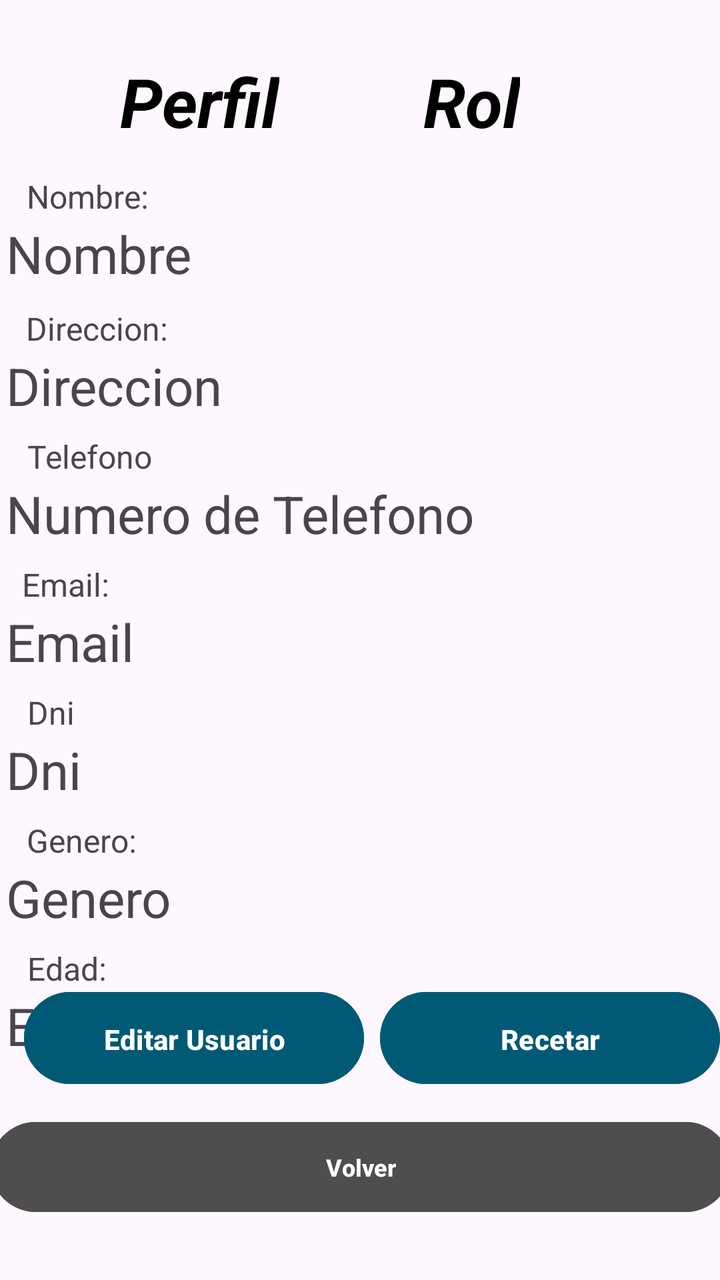
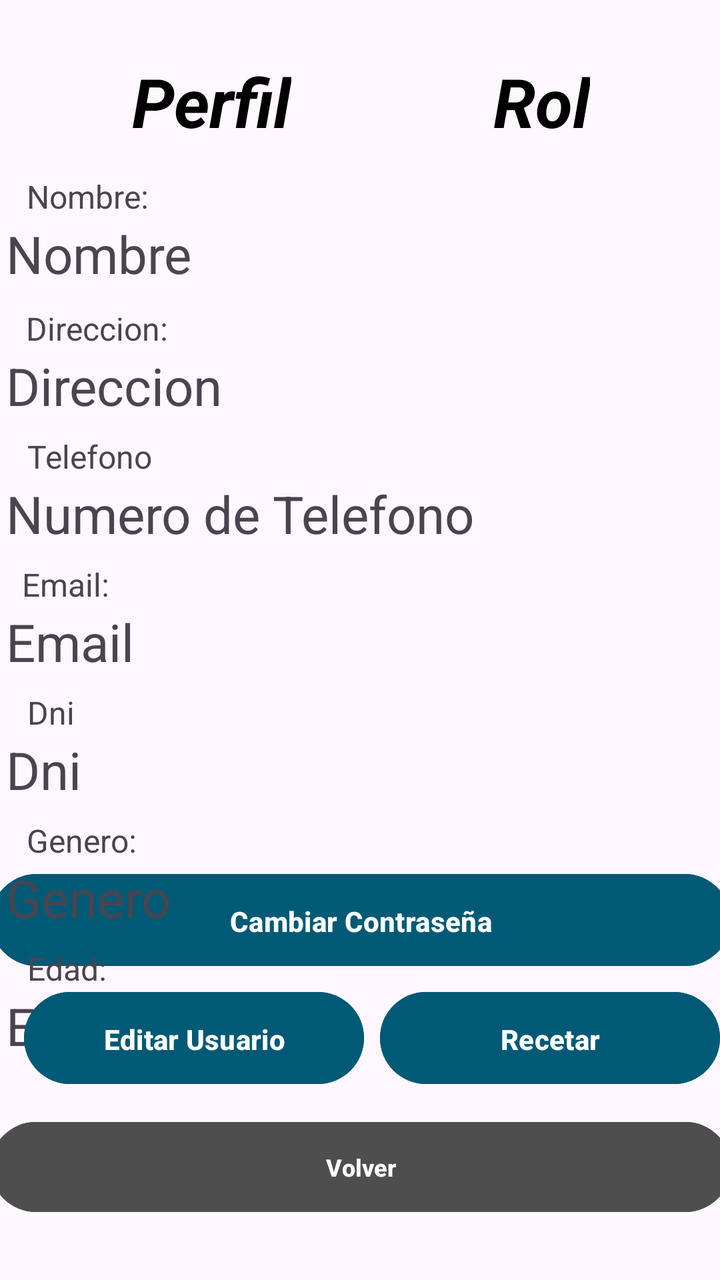

The first picture is an Android layout as it rendered before a commit; the second is the same layout after the commit. The layout source and the unified diff follow.
<!-- AndroidManifest.xml: application theme Theme.MobilesVC -->
<!-- res/layout/user_view.xml -->
<?xml version="1.0" encoding="utf-8"?>
<androidx.constraintlayout.widget.ConstraintLayout xmlns:android="http://schemas.android.com/apk/res/android"
    xmlns:app="http://schemas.android.com/apk/res-auto"
    xmlns:tools="http://schemas.android.com/tools"
    android:layout_width="match_parent"
    android:layout_height="match_parent">

    <androidx.constraintlayout.widget.ConstraintLayout
        android:layout_width="match_parent"
        android:layout_height="match_parent"
        tools:layout_editor_absoluteX="-40dp"
        tools:layout_editor_absoluteY="0dp">

        <Button
            android:id="@+id/vToEditPass"
            android:layout_width="370dp"
            android:layout_height="54dp"
            android:backgroundTint="#015A75"
            android:paddingVertical="14dp"
            android:text="Cambiar Contraseña"
            android:textStyle="bold"
            app:layout_constraintBottom_toTopOf="@+id/vToEditUsuario"
            app:layout_constraintEnd_toEndOf="parent"
            app:layout_constraintStart_toStartOf="parent"
            app:layout_constraintTop_toBottomOf="@+id/vEdad" />

        <TextView
            android:id="@+id/textView70"
            android:layout_width="wrap_content"
            android:layout_height="wrap_content"
            android:layout_marginStart="60dp"
            android:layout_marginTop="28dp"
            android:fontFamily="sans-serif"
            android:text="Perfil"
            android:textColor="#000000"
            android:textSize="34sp"
            android:textStyle="bold|italic"
            app:layout_constraintEnd_toStartOf="@+id/textRol"
            app:layout_constraintHorizontal_bias="0.0"
            app:layout_constraintStart_toStartOf="parent"
            app:layout_constraintTop_toTopOf="parent"
            tools:textSize="26sp" />

        <TextView
            android:id="@+id/vEdad"
            android:layout_width="364dp"
            android:layout_height="50dp"
            android:layout_marginStart="10dp"
            android:layout_marginTop="14dp"
            android:text="Edad"
            android:textSize="26sp"
            app:layout_constraintEnd_toEndOf="parent"
            app:layout_constraintHorizontal_bias="0.5"
            app:layout_constraintStart_toStartOf="parent"
            app:layout_constraintTop_toBottomOf="@+id/vGenero" />

        <TextView
            android:id="@+id/vGenero"
            android:layout_width="364dp"
            android:layout_height="50dp"
            android:layout_marginStart="10dp"
            android:layout_marginTop="14dp"
            android:text="Genero"
            android:textSize="26sp"
            app:layout_constraintEnd_toEndOf="parent"
            app:layout_constraintHorizontal_bias="0.50"
            app:layout_constraintStart_toStartOf="parent"
            app:layout_constraintTop_toBottomOf="@+id/vDni" />

        <TextView
            android:id="@+id/vDni"
            android:layout_width="364dp"
            android:layout_height="50dp"
            android:layout_marginStart="10dp"
            android:layout_marginTop="14dp"
            android:text="Dni"
            android:textSize="26sp"
            app:layout_constraintEnd_toEndOf="parent"
            app:layout_constraintHorizontal_bias="0.50"
            app:layout_constraintStart_toStartOf="parent"
            app:layout_constraintTop_toBottomOf="@+id/vEmail" />

        <TextView
            android:id="@+id/vEmail"
            android:layout_width="364dp"
            android:layout_height="50dp"
            android:layout_marginStart="10dp"
            android:layout_marginTop="14dp"
            android:text="Email"
            android:textSize="26sp"
            app:layout_constraintEnd_toEndOf="parent"
            app:layout_constraintHorizontal_bias="0.50"
            app:layout_constraintStart_toStartOf="parent"
            app:layout_constraintTop_toBottomOf="@+id/vTelefono" />

        <TextView
            android:id="@+id/vTelefono"
            android:layout_width="364dp"
            android:layout_height="50dp"
            android:layout_marginStart="10dp"
            android:layout_marginTop="14dp"
            android:text="Numero de Telefono"
            android:textSize="26sp"
            app:layout_constraintEnd_toEndOf="parent"
            app:layout_constraintHorizontal_bias="0.50"
            app:layout_constraintStart_toStartOf="parent"
            app:layout_constraintTop_toBottomOf="@+id/vDireccion" />

        <TextView
            android:id="@+id/vDireccion"
            android:layout_width="364dp"
            android:layout_height="50dp"
            android:layout_marginStart="10dp"
            android:layout_marginTop="16dp"
            android:text="Direccion"
            android:textSize="26sp"
            app:layout_constraintEnd_toEndOf="parent"
            app:layout_constraintHorizontal_bias="0.50"
            app:layout_constraintStart_toStartOf="parent"
            app:layout_constraintTop_toBottomOf="@+id/vNombre" />

        <Button
            android:id="@+id/vRecetar"
            android:layout_width="170dp"
            android:layout_height="54dp"
            android:layout_marginStart="20dp"
            android:layout_marginEnd="12dp"
            android:layout_marginBottom="11dp"
            android:backgroundTint="#015A75"
            android:paddingVertical="14dp"
            android:text="Recetar"
            android:textStyle="bold"
            app:layout_constraintBottom_toTopOf="@+id/vVolverPerfil"
            app:layout_constraintEnd_toEndOf="parent"
            app:layout_constraintStart_toEndOf="@+id/vToEditUsuario" />

        <Button
            android:id="@+id/vToEditUsuario"
            android:layout_width="170dp"
            android:layout_height="54dp"
            android:layout_marginStart="12dp"
            android:layout_marginBottom="11dp"
            android:backgroundTint="#015A75"
            android:paddingVertical="14dp"
            android:text="Editar Usuario"
            android:textStyle="bold"
            app:layout_constraintBottom_toTopOf="@+id/vVolverPerfil"
            app:layout_constraintStart_toStartOf="parent" />

        <TextView
            android:id="@+id/textRol"
            android:layout_width="wrap_content"
            android:layout_height="wrap_content"
            android:layout_marginTop="28dp"
            android:layout_marginEnd="100dp"
            android:fontFamily="sans-serif"
            android:text="Rol"
            android:textColor="#000000"
            android:textSize="34sp"
            android:textStyle="bold|italic"
            app:layout_constraintEnd_toEndOf="parent"
            app:layout_constraintTop_toTopOf="parent"
            tools:textSize="26sp" />

        <Button
            android:id="@+id/vVolverPerfil"
            android:layout_width="370dp"
            android:layout_height="53dp"
            android:layout_marginHorizontal="24dp"
            android:layout_marginStart="13dp"
            android:layout_marginEnd="13dp"
            android:layout_marginBottom="30dp"
            android:backgroundTint="#4E4E4E"
            android:paddingVertical="10dp"
            android:text="Volver"
            android:textSize="12sp"
            android:textStyle="bold"
            android:visibility="visible"
            app:layout_constraintBottom_toBottomOf="parent"
            app:layout_constraintEnd_toEndOf="parent"
            app:layout_constraintStart_toStartOf="parent" />

        <TextView
            android:id="@+id/vNombre"
            android:layout_width="364dp"
            android:layout_height="50dp"
            android:layout_marginStart="10dp"
            android:layout_marginTop="36dp"
            android:text="Nombre"
            android:textSize="26sp"
            app:layout_constraintEnd_toEndOf="parent"
            app:layout_constraintStart_toStartOf="parent"
            app:layout_constraintTop_toBottomOf="@+id/textRol" />

        <TextView
            android:id="@+id/textView14"
            android:layout_width="65dp"
            android:layout_height="22dp"
            android:text="Nombre:"
            android:textSize="16sp"
            app:layout_constraintBottom_toTopOf="@+id/vNombre"
            app:layout_constraintEnd_toEndOf="parent"
            app:layout_constraintHorizontal_bias="0.045"
            app:layout_constraintStart_toStartOf="parent"
            app:layout_constraintTop_toTopOf="parent"
            app:layout_constraintVertical_bias="1.0" />

        <TextView
            android:id="@+id/textView16"
            android:layout_width="75dp"
            android:layout_height="22dp"
            android:text="Direccion:"
            android:textSize="16sp"
            app:layout_constraintBottom_toTopOf="@+id/vDireccion"
            app:layout_constraintEnd_toEndOf="parent"
            app:layout_constraintHorizontal_bias="0.046"
            app:layout_constraintStart_toStartOf="parent"
            app:layout_constraintTop_toTopOf="parent"
            app:layout_constraintVertical_bias="1.0" />

        <TextView
            android:id="@+id/textView17"
            android:layout_width="66dp"
            android:layout_height="22dp"
            android:text="Telefono:"
            android:textSize="16sp"
            app:layout_constraintBottom_toTopOf="@+id/vTelefono"
            app:layout_constraintEnd_toEndOf="parent"
            app:layout_constraintHorizontal_bias="0.046"
            app:layout_constraintStart_toStartOf="parent"
            app:layout_constraintTop_toTopOf="parent"
            app:layout_constraintVertical_bias="1.0" />

        <TextView
            android:id="@+id/textView18"
            android:layout_width="50dp"
            android:layout_height="22dp"
            android:text="Email:"
            android:textSize="16sp"
            app:layout_constraintBottom_toTopOf="@+id/vEmail"
            app:layout_constraintEnd_toEndOf="parent"
            app:layout_constraintHorizontal_bias="0.036"
            app:layout_constraintStart_toStartOf="parent"
            app:layout_constraintTop_toTopOf="parent"
            app:layout_constraintVertical_bias="1.0" />

        <TextView
            android:id="@+id/textView19"
            android:layout_width="27dp"
            android:layout_height="22dp"
            android:text="Dni:"
            android:textSize="16sp"
            app:layout_constraintBottom_toTopOf="@+id/vDni"
            app:layout_constraintEnd_toEndOf="parent"
            app:layout_constraintHorizontal_bias="0.041"
            app:layout_constraintStart_toStartOf="parent"
            app:layout_constraintTop_toTopOf="parent"
            app:layout_constraintVertical_bias="1.0" />

        <TextView
            android:id="@+id/textView20"
            android:layout_width="55dp"
            android:layout_height="22dp"
            android:text="Genero:"
            android:textSize="16sp"
            app:layout_constraintBottom_toTopOf="@+id/vGenero"
            app:layout_constraintEnd_toEndOf="parent"
            app:layout_constraintHorizontal_bias="0.044"
            app:layout_constraintStart_toStartOf="parent"
            app:layout_constraintTop_toTopOf="parent"
            app:layout_constraintVertical_bias="1.0" />

        <TextView
            android:id="@+id/textView21"
            android:layout_width="40dp"
            android:layout_height="22dp"
            android:text="Edad:"
            android:textSize="16sp"
            app:layout_constraintBottom_toTopOf="@+id/vEdad"
            app:layout_constraintEnd_toEndOf="parent"
            app:layout_constraintHorizontal_bias="0.043"
            app:layout_constraintStart_toStartOf="parent"
            app:layout_constraintTop_toTopOf="parent"
            app:layout_constraintVertical_bias="1.0" />
    </androidx.constraintlayout.widget.ConstraintLayout>

</androidx.constraintlayout.widget.ConstraintLayout>
<!-- resources referenced by this layout -->
<resources>
  <style name="Theme.MobilesVC" parent="Base.Theme.MobilesVC" />
  <style name="Base.Theme.MobilesVC" parent="Theme.Material3.DayNight.NoActionBar">
          
          
      </style>
</resources>

<!-- the commit's change to res/layout/user_view.xml (unified diff, before → after) -->
@@ -15,28 +15,27 @@
             android:id="@+id/vToEditPass"
             android:layout_width="370dp"
             android:layout_height="54dp"
+            android:layout_marginBottom="70dp"
             android:backgroundTint="#015A75"
             android:paddingVertical="14dp"
             android:text="Cambiar Contraseña"
             android:textStyle="bold"
-            app:layout_constraintBottom_toTopOf="@+id/vToEditUsuario"
-            app:layout_constraintEnd_toEndOf="parent"
-            app:layout_constraintStart_toStartOf="parent"
-            app:layout_constraintTop_toBottomOf="@+id/vEdad" />
+            app:layout_constraintBottom_toTopOf="@+id/vVolverPerfil"
+            app:layout_constraintEnd_toEndOf="parent"
+            app:layout_constraintStart_toStartOf="parent" />
 
         <TextView
             android:id="@+id/textView70"
             android:layout_width="wrap_content"
             android:layout_height="wrap_content"
-            android:layout_marginStart="60dp"
             android:layout_marginTop="28dp"
+            android:layout_marginEnd="35dp"
             android:fontFamily="sans-serif"
             android:text="Perfil"
             android:textColor="#000000"
             android:textSize="34sp"
             android:textStyle="bold|italic"
             app:layout_constraintEnd_toStartOf="@+id/textRol"
-            app:layout_constraintHorizontal_bias="0.0"
             app:layout_constraintStart_toStartOf="parent"
             app:layout_constraintTop_toTopOf="parent"
             tools:textSize="26sp" />
@@ -152,7 +151,7 @@
             android:layout_width="wrap_content"
             android:layout_height="wrap_content"
             android:layout_marginTop="28dp"
-            android:layout_marginEnd="100dp"
+            android:layout_marginEnd="65dp"
             android:fontFamily="sans-serif"
             android:text="Rol"
             android:textColor="#000000"
